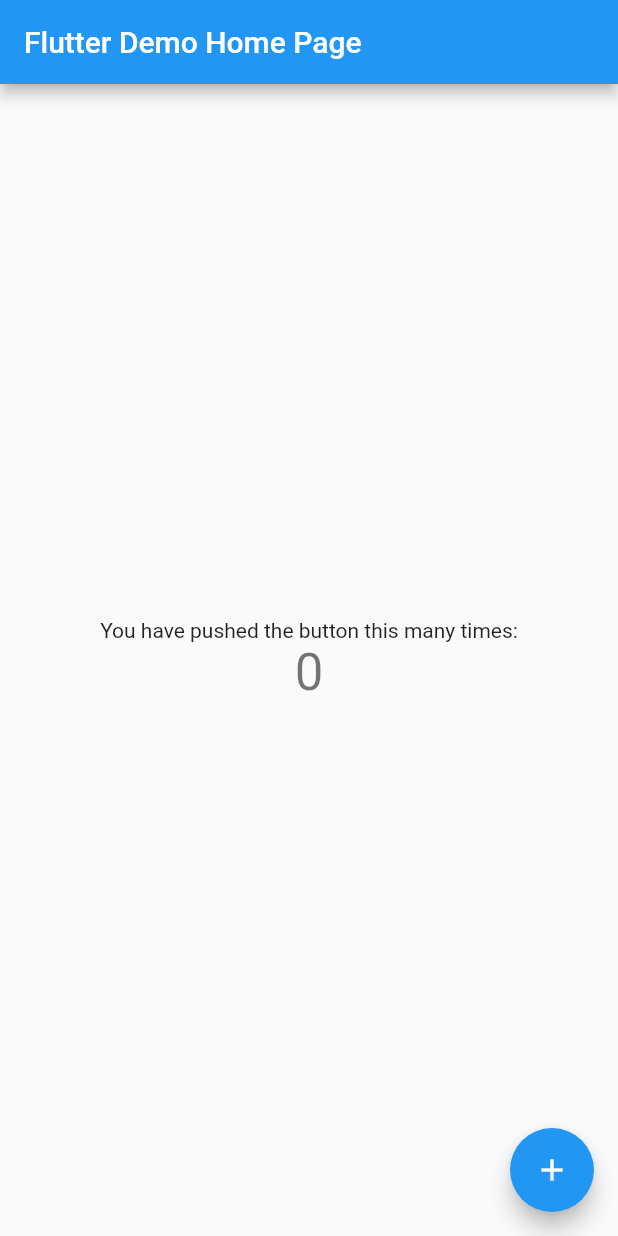
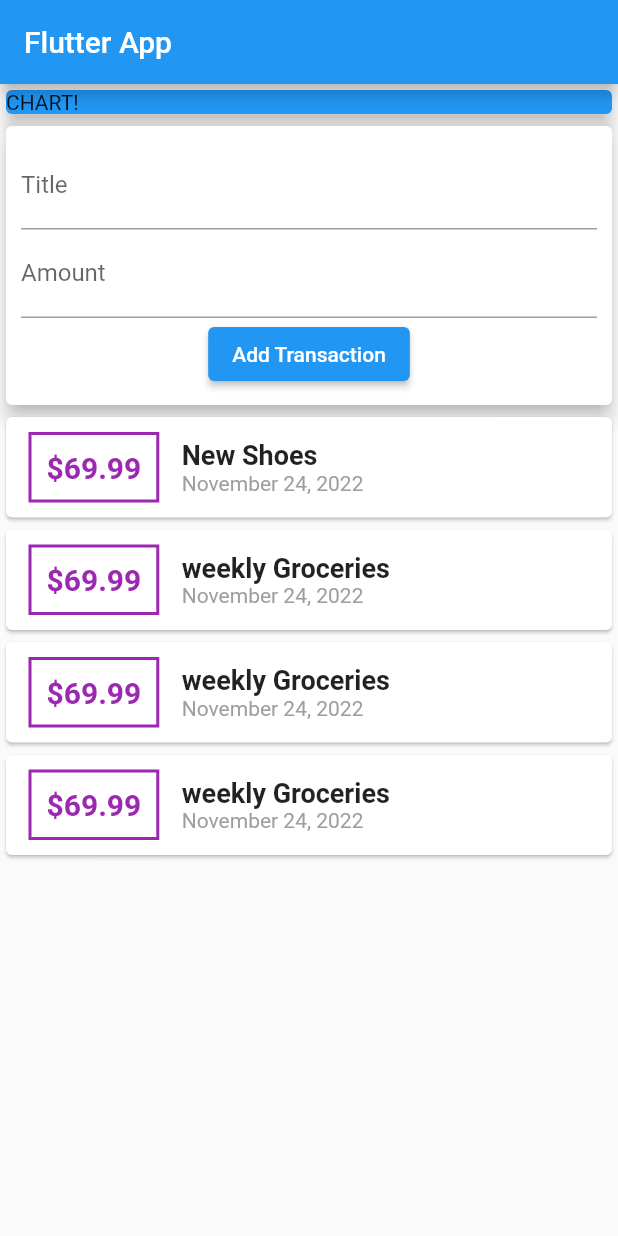
Before and after one commit to a-jalilian66/personal_expenses_flutter, a Flutter app: the screen it shows after launch, on a phone screen of 412 x 824 dp. Run offline on Flutter 3.47's test engine with Material 2 defaults, Android fonts, the phone set to English and light mode, and no system bars.

Commit message:
add => expenses made simply

```diff
--- a/lib/main.dart
+++ b/lib/main.dart
@@ -1,4 +1,5 @@
 import 'package:flutter/material.dart';
+import 'package:personal_expenses_flutter/widgets/user_transaction.dart';
 
 void main() {
   runApp(const MyApp());
@@ -13,103 +14,50 @@
     return MaterialApp(
       title: 'Flutter Demo',
       theme: ThemeData(
-        // This is the theme of your application.
-        //
-        // Try running your application with "flutter run". You'll see the
-        // application has a blue toolbar. Then, without quitting the app, try
-        // changing the primarySwatch below to Colors.green and then invoke
-        // "hot reload" (press "r" in the console where you ran "flutter run",
-        // or simply save your changes to "hot reload" in a Flutter IDE).
-        // Notice that the counter didn't reset back to zero; the application
-        // is not restarted.
         primarySwatch: Colors.blue,
       ),
-      home: const MyHomePage(title: 'Flutter Demo Home Page'),
+      home: const MyHomePage(),
     );
   }
 }
 
 class MyHomePage extends StatefulWidget {
-  const MyHomePage({super.key, required this.title});
+  const MyHomePage({super.key});
 
-  // This widget is the home page of your application. It is stateful, meaning
-  // that it has a State object (defined below) that contains fields that affect
-  // how it looks.
-
-  // This class is the configuration for the state. It holds the values (in this
-  // case the title) provided by the parent (in this case the App widget) and
-  // used by the build method of the State. Fields in a Widget subclass are
-  // always marked "final".
-
-  final String title;
 
   @override
   State<MyHomePage> createState() => _MyHomePageState();
 }
 
 class _MyHomePageState extends State<MyHomePage> {
-  int _counter = 0;
 
-  void _incrementCounter() {
-    setState(() {
-      // This call to setState tells the Flutter framework that something has
-      // changed in this State, which causes it to rerun the build method below
-      // so that the display can reflect the updated values. If we changed
-      // _counter without calling setState(), then the build method would not be
-      // called again, and so nothing would appear to happen.
-      _counter++;
-    });
-  }
+
+
 
   @override
   Widget build(BuildContext context) {
-    // This method is rerun every time setState is called, for instance as done
-    // by the _incrementCounter method above.
-    //
-    // The Flutter framework has been optimized to make rerunning build methods
-    // fast, so that you can just rebuild anything that needs updating rather
-    // than having to individually change instances of widgets.
     return Scaffold(
       appBar: AppBar(
-        // Here we take the value from the MyHomePage object that was created by
-        // the App.build method, and use it to set our appbar title.
-        title: Text(widget.title),
+        title: Text('Flutter App')
       ),
-      body: Center(
-        // Center is a layout widget. It takes a single child and positions it
-        // in the middle of the parent.
+      body: SingleChildScrollView(
         child: Column(
-          // Column is also a layout widget. It takes a list of children and
-          // arranges them vertically. By default, it sizes itself to fit its
-          // children horizontally, and tries to be as tall as its parent.
-          //
-          // Invoke "debug painting" (press "p" in the console, choose the
-          // "Toggle Debug Paint" action from the Flutter Inspector in Android
-          // Studio, or the "Toggle Debug Paint" command in Visual Studio Code)
-          // to see the wireframe for each widget.
-          //
-          // Column has various properties to control how it sizes itself and
-          // how it positions its children. Here we use mainAxisAlignment to
-          // center the children vertically; the main axis here is the vertical
-          // axis because Columns are vertical (the cross axis would be
-          // horizontal).
-          mainAxisAlignment: MainAxisAlignment.center,
-          children: <Widget>[
-            const Text(
-              'You have pushed the button this many times:',
+          mainAxisAlignment: MainAxisAlignment.start,
+          crossAxisAlignment: CrossAxisAlignment.stretch,
+          children: [
+            Container(
+              width: double.infinity,
+              child: Card(
+                color: Colors.blue,
+                elevation: 5,
+                child: Text('CHART!'),
+              ),
             ),
-            Text(
-              '$_counter',
-              style: Theme.of(context).textTheme.headline4,
-            ),
+            UserTransaction()
           ],
         ),
-      ),
-      floatingActionButton: FloatingActionButton(
-        onPressed: _incrementCounter,
-        tooltip: 'Increment',
-        child: const Icon(Icons.add),
-      ), // This trailing comma makes auto-formatting nicer for build methods.
+      )
+      // This trailing comma makes auto-formatting nicer for build methods.
     );
   }
 }
--- /dev/null
+++ b/lib/models/transaction.dart
@@ -0,0 +1,13 @@
+class Transaction {
+  final String id;
+  final String title;
+  final double amount;
+  final DateTime date;
+
+  Transaction({
+    required this.id,
+    required this.title,
+    required this.amount,
+    required this.date
+  });
+}
--- /dev/null
+++ b/lib/widgets/new_transaction.dart
@@ -0,0 +1,45 @@
+import 'package:flutter/material.dart';
+
+class NewTransaction extends StatelessWidget {
+  NewTransaction({Key? key, required this.addTx}) : super(key: key);
+
+  final Function addTx;
+
+  final TextEditingController titleController = TextEditingController();
+  final TextEditingController amountController = TextEditingController();
+
+  @override
+  Widget build(BuildContext context) {
+    return Card(
+      elevation: 5,
+      child: Container(
+        padding: EdgeInsets.all(10),
+        child: Column(
+          children: [
+            TextField(
+              decoration: InputDecoration(
+                  labelText: 'Title'
+              ),
+              controller: titleController,
+            ),
+            TextField(
+              decoration: InputDecoration(
+                  labelText: 'Amount'
+              ),
+              controller:  amountController,
+            ),
+            ElevatedButton(
+              onPressed: () {
+                addTx(
+                    titleController.text,
+                    double.parse(amountController.text)
+                );
+              },
+              child: Text('Add Transaction'),
+            )
+          ],
+        ),
+      ),
+    );
+  }
+}
--- /dev/null
+++ b/lib/widgets/transaction_list.dart
@@ -0,0 +1,59 @@
+import 'package:flutter/material.dart';
+import 'package:intl/intl.dart';
+import '../models/transaction.dart';
+
+
+class TransactionList extends StatelessWidget {
+   const TransactionList({
+     Key? key,
+     required this.transactions
+   }) : super(key: key);
+
+   final List<Transaction> transactions;
+
+
+  @override
+  Widget build(BuildContext context) {
+    return Container(
+      height: 300,
+      child: SingleChildScrollView(
+        child: Column(
+          children: transactions.map((tx) {
+            return  Card(
+              child: Row(
+                children: [
+                  Container(
+                    padding: EdgeInsets.all(10),
+                    margin: EdgeInsets.symmetric(vertical: 10, horizontal: 15),
+                    child: Text( '\$${tx.amount}', style: TextStyle(
+                        fontWeight: FontWeight.bold,
+                        fontSize: 20,
+                        color: Colors.purple
+                    ),),
+                    decoration: BoxDecoration(
+                        border: Border.all(color: Colors.purple, width: 2)
+                    ),
+                  ),
+                  Column(
+                    crossAxisAlignment: CrossAxisAlignment.start,
+                    children: [
+                      Text(tx.title, style: TextStyle(
+                          fontSize: 18,
+                          fontWeight: FontWeight.bold
+                      ),),
+                      Text(
+                        DateFormat.yMMMMd().format(tx.date),
+                        style: TextStyle(
+                            color: Colors.grey
+                        ),)
+                    ],
+                  )
+                ],
+              ),
+            );
+          }).toList(),
+        ),
+      ),
+    );
+  }
+}
--- /dev/null
+++ b/lib/widgets/user_transaction.dart
@@ -0,0 +1,83 @@
+import 'package:flutter/material.dart';
+import 'package:personal_expenses_flutter/widgets/transaction_list.dart';
+
+import '../models/transaction.dart';
+import 'new_transaction.dart';
+
+
+class UserTransaction extends StatefulWidget {
+  const UserTransaction({Key? key}) : super(key: key);
+
+  @override
+  State<UserTransaction> createState() => _UserTransactionState();
+}
+
+class _UserTransactionState extends State<UserTransaction> {
+  final List<Transaction> _userTransaction = [
+    Transaction(
+        id: 't1',
+        title: 'New Shoes',
+        amount: 69.99,
+        date: DateTime.now()
+    ),
+    Transaction(
+        id: 't2',
+        title: 'weekly Groceries',
+        amount: 69.99,
+        date: DateTime.now()
+    ),
+    Transaction(
+        id: 't3',
+        title: 'weekly Groceries',
+        amount: 69.99,
+        date: DateTime.now()
+    ),
+    Transaction(
+        id: 't4',
+        title: 'weekly Groceries',
+        amount: 69.99,
+        date: DateTime.now()
+    ),
+    Transaction(
+        id: 't5',
+        title: 'weekly Groceries',
+        amount: 69.99,
+        date: DateTime.now()
+    ),
+    Transaction(
+        id: 't6',
+        title: 'weekly Groceries',
+        amount: 69.99,
+        date: DateTime.now()
+    ),
+    Transaction(
+        id: 't7',
+        title: 'weekly Groceries',
+        amount: 69.99,
+        date: DateTime.now()
+    ),
+    Transaction(
+        id: 't8',
+        title: 'weekly Groceries',
+        amount: 69.99,
+        date: DateTime.now()
+    ),
+  ];
+
+  void _addNewTransaction(String txTitle, double txAmount){
+    final newTx = Transaction(id: DateTime.now().toString(), title: txTitle, amount: txAmount, date: DateTime.now());
+    setState(() {
+      _userTransaction.add(newTx);
+    });
+  }
+
+  @override
+  Widget build(BuildContext context) {
+    return Column(
+      children: [
+        NewTransaction(addTx: _addNewTransaction),
+        TransactionList(transactions: _userTransaction,)
+      ],
+    );
+  }
+}
--- a/pubspec.yaml
+++ b/pubspec.yaml
@@ -31,6 +31,8 @@
 dependencies:
   flutter:
     sdk: flutter
+  intl: ^0.17.0
+
 
 
   # The following adds the Cupertino Icons font to your application.
```
Also changed, not shown: pubspec.lock.
